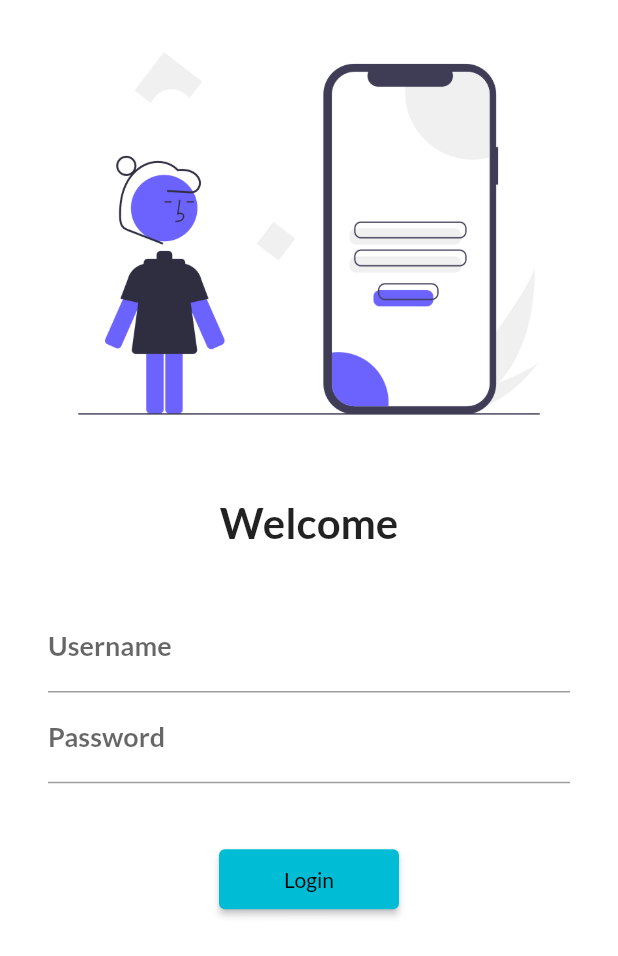
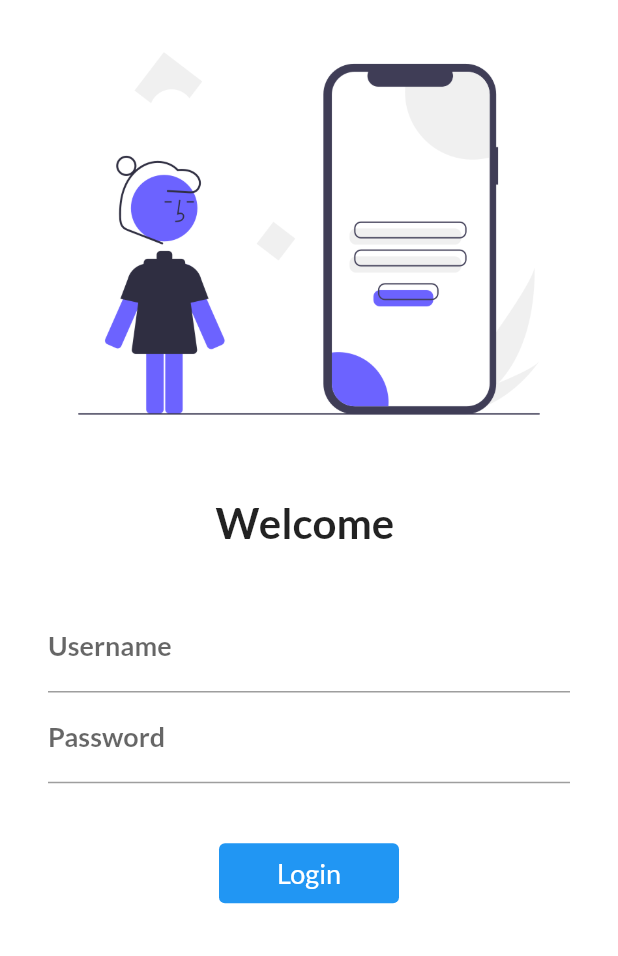
Before and after one commit to edendattox/flutter-prac, a Flutter app: the screen it shows after launch, on a phone screen of 412 x 824 dp. Shown: the top 956 px of the screen. Run offline on Flutter 3.47's test engine with Material 2 defaults, Android fonts, the phone set to English and light mode, and no system bars; our stand-ins replace google_fonts.

Commit message:
Login page completed

```diff
--- a/lib/pages/login_page.dart
+++ b/lib/pages/login_page.dart
@@ -5,7 +5,15 @@ import 'package:flutter_application_1/utils/routes.dart';
 import "package:google_fonts/google_fonts.dart";
 
 // ignore: use_key_in_widget_constructors
-class LoginPage extends StatelessWidget {
+class LoginPage extends StatefulWidget {
+  @override
+  State<LoginPage> createState() => _LoginPageState();
+}
+
+class _LoginPageState extends State<LoginPage> {
+  String name = "";
+  bool changeButton = false;
+
   @override
   Widget build(BuildContext context) {
     return Material(
@@ -15,7 +23,7 @@ class LoginPage extends StatelessWidget {
           children: [
             Image.asset("assets/images/login.png", fit: BoxFit.cover),
             SizedBox(height: 20.0),
-            Text("Welcome",
+            Text("Welcome $name",
                 style: TextStyle(
                   fontSize: 28,
                   fontWeight: FontWeight.bold,
@@ -27,6 +35,11 @@ class LoginPage extends StatelessWidget {
               child: Column(
                 children: [
                   TextFormField(
+                    onChanged: (value) {
+                      setState(() {
+                        name = value;
+                      });
+                    },
                     decoration: InputDecoration(
                       labelText: "Username",
                       labelStyle: TextStyle(
@@ -46,12 +59,34 @@ class LoginPage extends StatelessWidget {
                     ),
                   ),
                   SizedBox(height: 40.0),
-                  ElevatedButton(
-                    child: Text("Login"),
-                    onPressed: () {
+                  InkWell(
+                    onTap: () async {
+                      setState(() {
+                        changeButton = !changeButton;
+                      });
+                      await Future.delayed(Duration(seconds: 1));
                       Navigator.pushNamed(context, MyRoutes.homeRoute);
                     },
-                    style: TextButton.styleFrom(minimumSize: Size(120, 40)),
+                    child: AnimatedContainer(
+                      duration: Duration(milliseconds: 500),
+                      width: changeButton ? 150 : 120,
+                      height: 40,
+                      alignment: Alignment.center,
+                      decoration: BoxDecoration(
+                        color: Colors.blue,
+                        borderRadius: BorderRadius.circular(4),
+                      ),
+                      child: changeButton
+                          ? Icon(Icons.done, color: Colors.white)
+                          : Text(
+                              "Login",
+                              style: TextStyle(
+                                color: Colors.white,
+                                fontSize: 18,
+                                fontWeight: FontWeight.normal,
+                              ),
+                            ),
+                    ),
                   ),
                 ],
               ),
```
